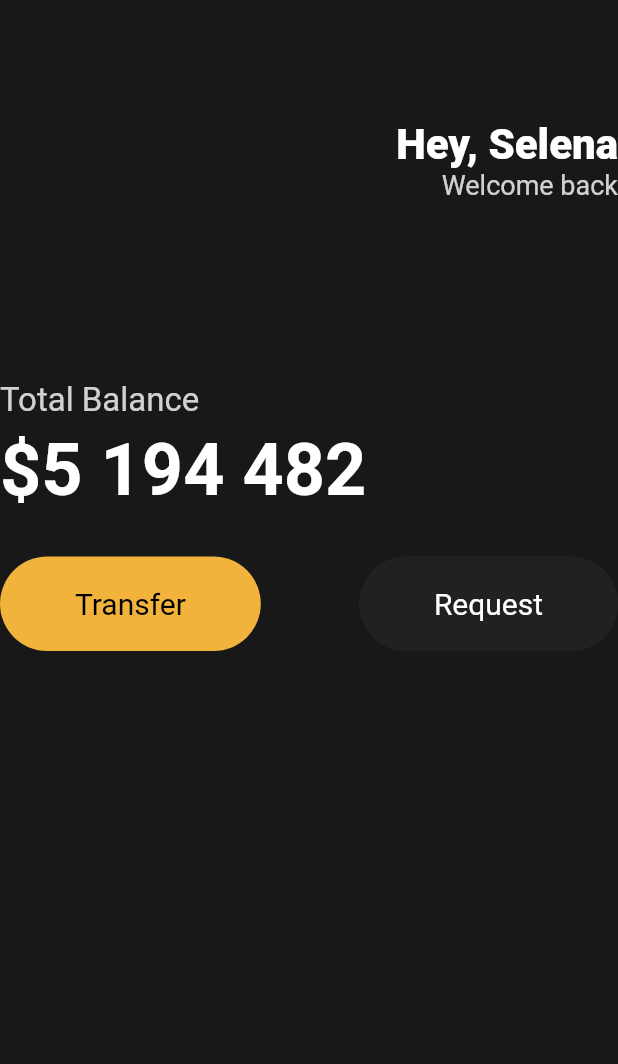
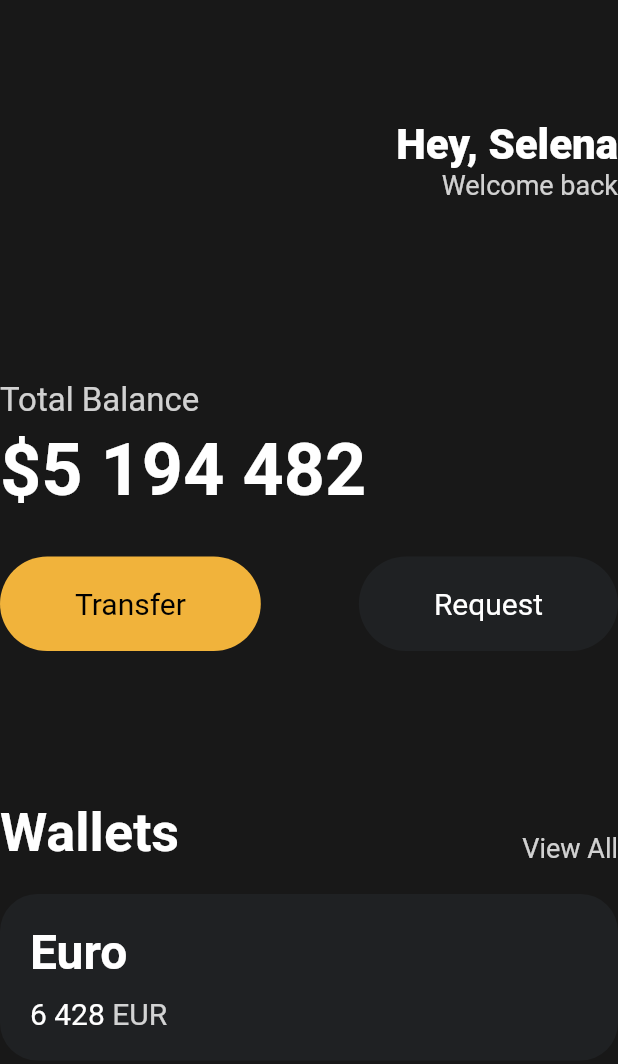
Before and after one commit to fluorjo/flutter_webtoon_app_clone, a Flutter app: the screen it shows after launch, on a phone screen of 412 x 824 dp. Shown: the top 1064 px of the screen. Run offline on Flutter 3.47's test engine with Material 2 defaults, Android fonts, the phone set to English and light mode, and no system bars.

Commit message:
3.6 Cards

```diff
--- a/lib/main.dart
+++ b/lib/main.dart
@@ -1,5 +1,5 @@
 import 'package:flutter/material.dart';
-import 'package:toonflix/widgets/Button.dart';
+import 'package:toonflix/widgets/button.dart';
 
 void main() {
   runApp(App());
@@ -74,15 +74,94 @@ class App extends StatelessWidget {
                 mainAxisAlignment: MainAxisAlignment.spaceBetween,
                 children: const [
                   Button(
-                      text: 'Transfer',
-                      bgColor: Color(0xFFF1B33B),
-                      textColor: Colors.black),
+                    text: 'Transfer',
+                    bgColor: Color(0xFFF1B33B),
+                    textColor: Colors.black,
+                  ),
                   Button(
-                      text: 'Request',
-                      bgColor: Color(0xff1f2123),
-                      textColor: Colors.white),
+                    text: 'Request',
+                    bgColor: Color(0xFF1F2123),
+                    textColor: Colors.white,
+                  ),
                 ],
-              )
+              ),
+              const SizedBox(
+                height: 100,
+              ),
+              Row(
+                crossAxisAlignment: CrossAxisAlignment.end,
+                mainAxisAlignment: MainAxisAlignment.spaceBetween,
+                children: [
+                  const Text(
+                    'Wallets',
+                    style: TextStyle(
+                      color: Colors.white,
+                      fontSize: 36,
+                      fontWeight: FontWeight.w600,
+                    ),
+                  ),
+                  Text(
+                    'View All',
+                    style: TextStyle(
+                      color: Colors.white.withOpacity(0.8),
+                      fontSize: 18,
+                    ),
+                  ),
+                ],
+              ),
+              const SizedBox(
+                height: 20,
+              ),
+              Container(
+                decoration: BoxDecoration(
+                  color: const Color(0xFF1F2123),
+                  borderRadius: BorderRadius.circular(25),
+                ),
+                child: Padding(
+                  padding: const EdgeInsets.all(20),
+                  child: Row(
+                    children: [
+                      Column(
+                        crossAxisAlignment: CrossAxisAlignment.start,
+                        children: [
+                          const Text(
+                            'Euro',
+                            style: TextStyle(
+                              color: Colors.white,
+                              fontSize: 32,
+                              fontWeight: FontWeight.w600,
+                            ),
+                          ),
+                          const SizedBox(
+                            height: 10,
+                          ),
+                          Row(
+                            children: [
+                              const Text(
+                                '6 428',
+                                style: TextStyle(
+                                  color: Colors.white,
+                                  fontSize: 20,
+                                ),
+                              ),
+                              const SizedBox(
+                                width: 5,
+                              ),
+                              Text(
+                                'EUR',
+                                style: TextStyle(
+                                  color: Colors.white.withOpacity(0.8),
+                                  fontSize: 20,
+                                ),
+                              ),
+                            ],
+                          )
+                        ],
+                      ),
+                    ],
+                  ),
+                ),
+              ),
             ],
           ),
         ),
```
